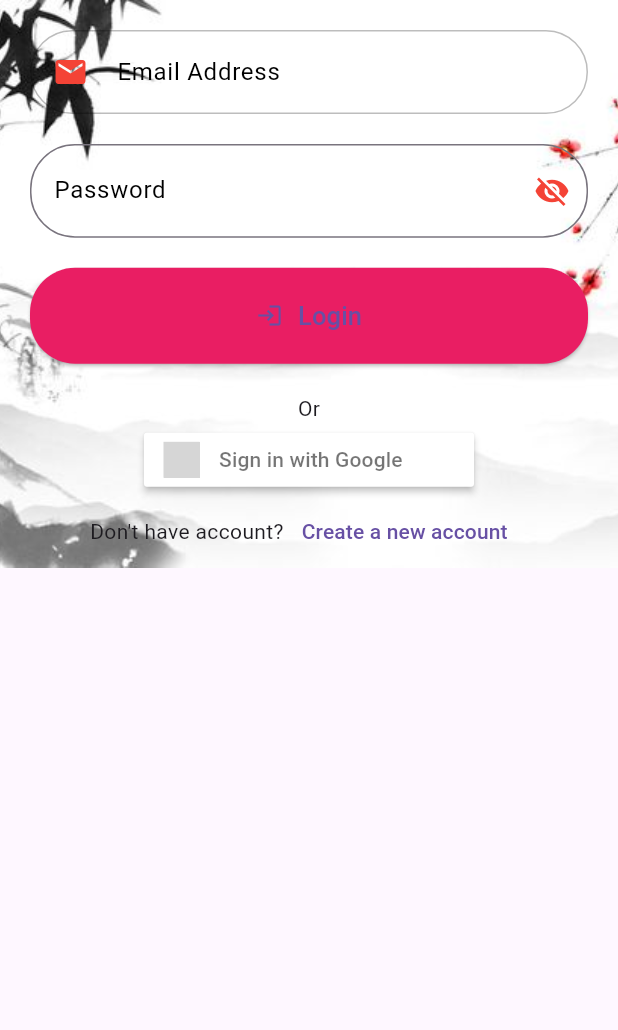
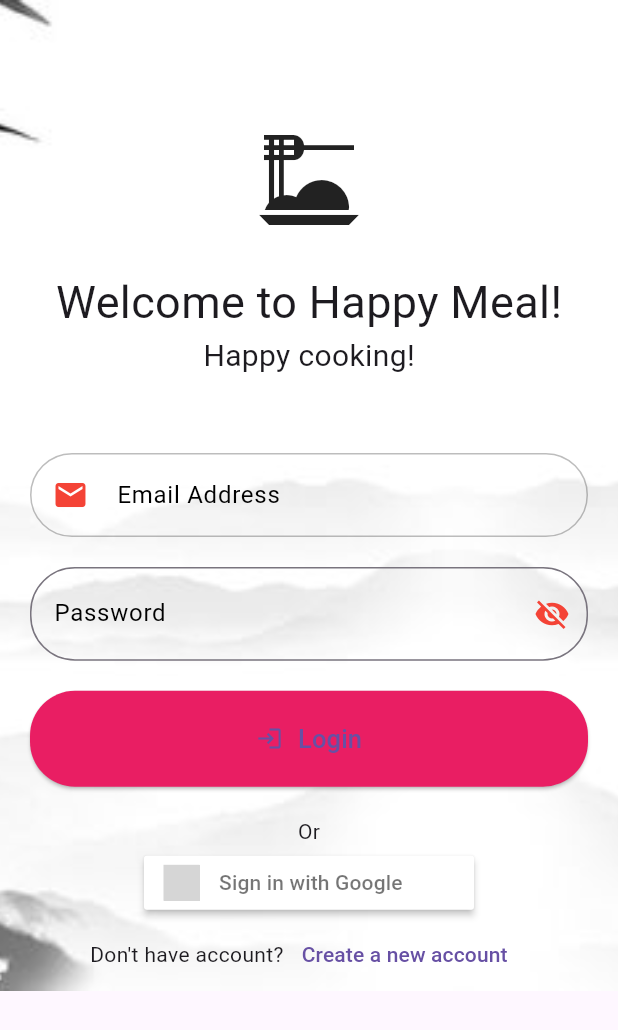
Before and after one commit to Kyuuuti/mobdev_finalproj, a Flutter app: the screen it shows after launch, on a phone screen of 412 x 824 dp. Shown: the top 1030 px of the screen. Run offline on Flutter 3.47's test engine with Material 3 defaults, Android fonts, the phone set to English and light mode, and no system bars; our stand-ins replace firebase_auth, firebase_core, flutter_signin_button, google_sign_in; accounts and stored records are empty; grey boxes are pictures that could not be loaded.

Commit message:
updated login interface

```diff
--- a/final_project/lib/screens/index.dart
+++ b/final_project/lib/screens/index.dart
@@ -46,7 +46,12 @@ class _LoginState extends State<Login> {
               child: SingleChildScrollView(
                 child: Column(
                   children: [
-                    const SizedBox(height: 20),
+                    SizedBox(height: 80.0),
+                    Icon(Icons.dinner_dining,size: 80),
+                    SizedBox(height:20.0),
+                    Text("Welcome to Happy Meal!", style: TextStyle(fontSize: 30.0)),
+                    Text("Happy cooking!", style: TextStyle(fontSize: 20.0)),
+                    SizedBox(height: 50.0),
 
                     LoginForm(
                       labelText: "Email Address",
@@ -113,8 +118,12 @@ class _LoginState extends State<Login> {
               child: SingleChildScrollView(
                 child: Column(
                   children: [
-                    const Text("Create Account"),
-                    const SizedBox(height: 20),
+                    SizedBox(height: 80.0),
+                    Icon(Icons.dinner_dining,size: 80),
+                    SizedBox(height:20.0),
+                    Text("Welcome to Happy Meal!", style: TextStyle(fontSize: 30.0)),
+                    Text("Create an account", style: TextStyle(fontSize: 20.0)),
+                    SizedBox(height: 50.0),
 
                     LoginForm(
                       labelText: "Email Address",
```
